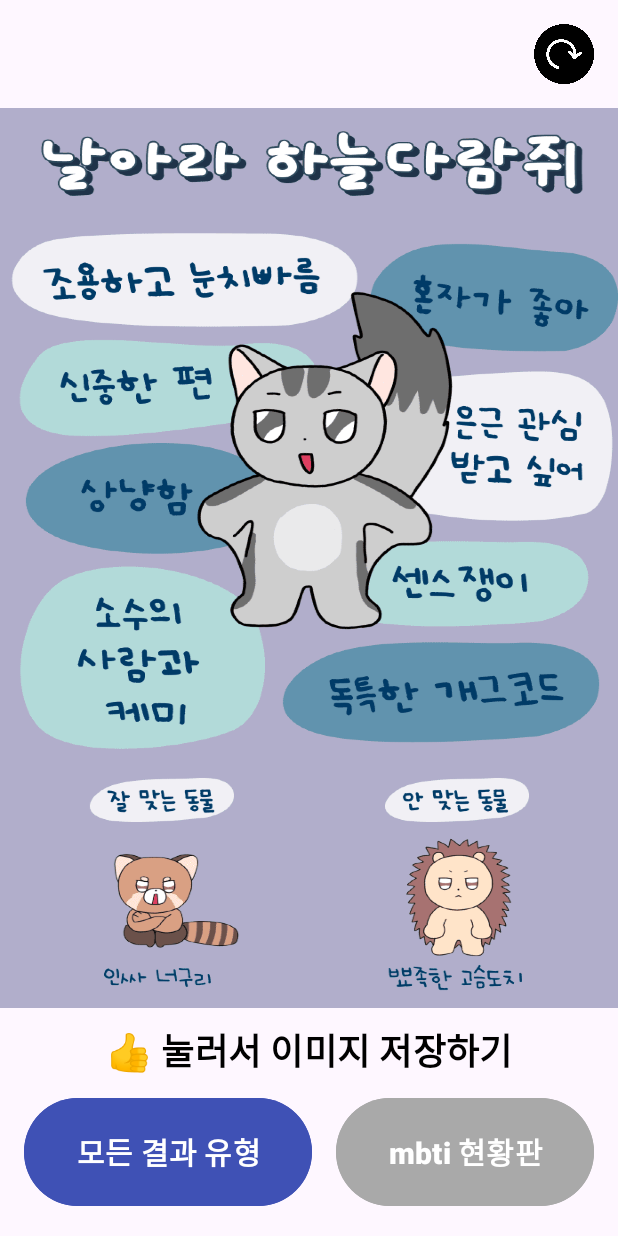
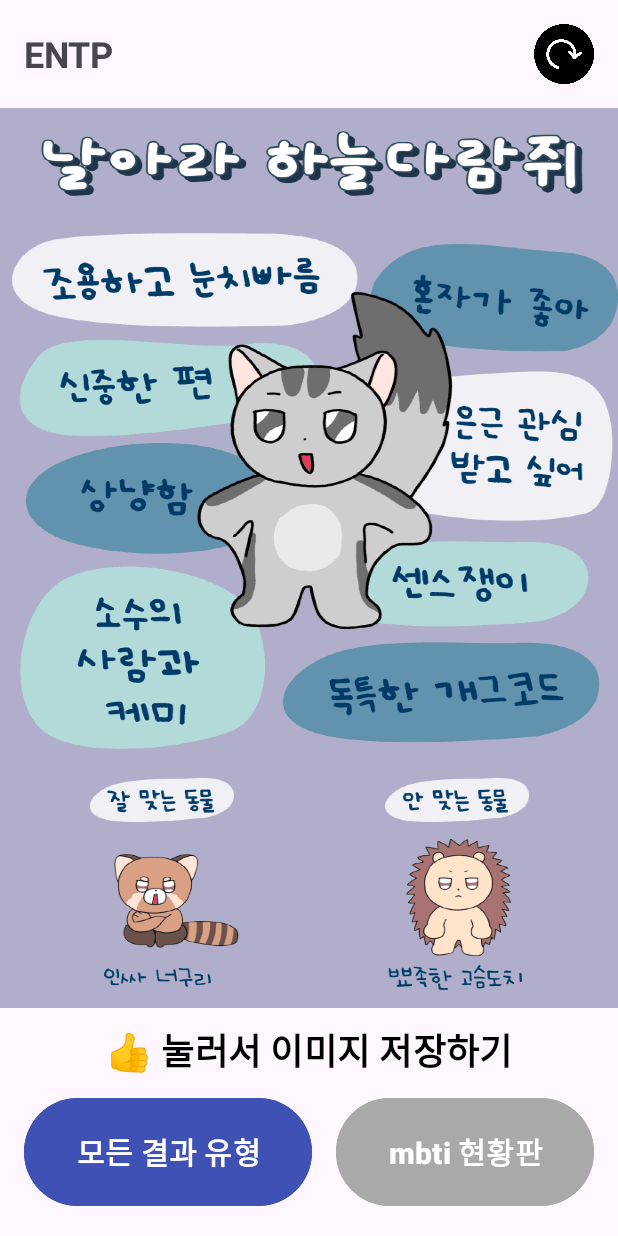
Before and after one commit to jinii9/7_androidStudio_project, an Android app: the ResultActivity screen opened directly, with no data from a screen before it, on a phone screen of 412 x 824 dp. Run offline under Robolectric (Android 15) with nearby library versions, the phone set to English and light mode, and no system bars.

Commit message:
feat: mbti textView 추가

```diff
--- a/app/src/main/java/com/zoonmy/animalmbtiapp/ResultActivity.kt
+++ b/app/src/main/java/com/zoonmy/animalmbtiapp/ResultActivity.kt
@@ -13,6 +13,7 @@ import android.provider.MediaStore
 import android.widget.Button
 import android.widget.ImageButton
 import android.widget.ImageView
+import android.widget.TextView
 import android.widget.Toast
 import androidx.appcompat.app.AppCompatActivity
 import androidx.core.app.ActivityCompat
@@ -30,6 +31,10 @@ class ResultActivity : AppCompatActivity() {
         // MBTI 결과 받기
         val mbtiResult = intent.getStringExtra("MBTI_RESULT") ?: "ENTP"
         val imageView = findViewById<ImageView>(R.id.imageView)
+
+        // MBTI
+        var textViewMbti = findViewById<TextView>(R.id.textViewMbti)
+        textViewMbti.text = mbtiResult
 
         // 메인으로 이동
         val buttonRefresh = findViewById<ImageButton>(R.id.buttonRefresh)
--- a/app/src/main/res/layout/activity_result.xml
+++ b/app/src/main/res/layout/activity_result.xml
@@ -11,8 +11,18 @@
     <LinearLayout
         android:layout_width="match_parent"
         android:layout_height="wrap_content"
-        android:gravity="end"
+        android:gravity="center"
         android:orientation="horizontal">
+
+        <TextView
+            android:id="@+id/textViewMbti"
+            android:layout_width="wrap_content"
+            android:layout_height="wrap_content"
+            android:layout_weight="1"
+            android:text="TextView"
+            android:textSize="24sp"
+            android:textStyle="bold"
+            android:layout_marginStart="16dp"/>
 
         <ImageButton
             android:id="@+id/buttonRefresh"
```
